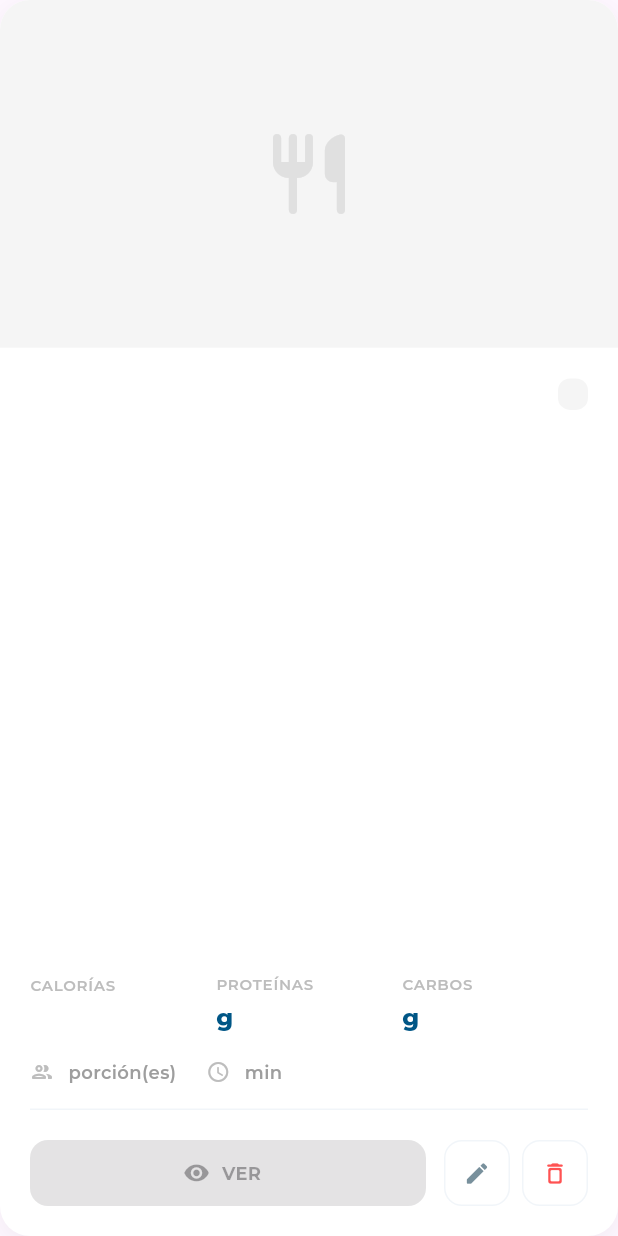
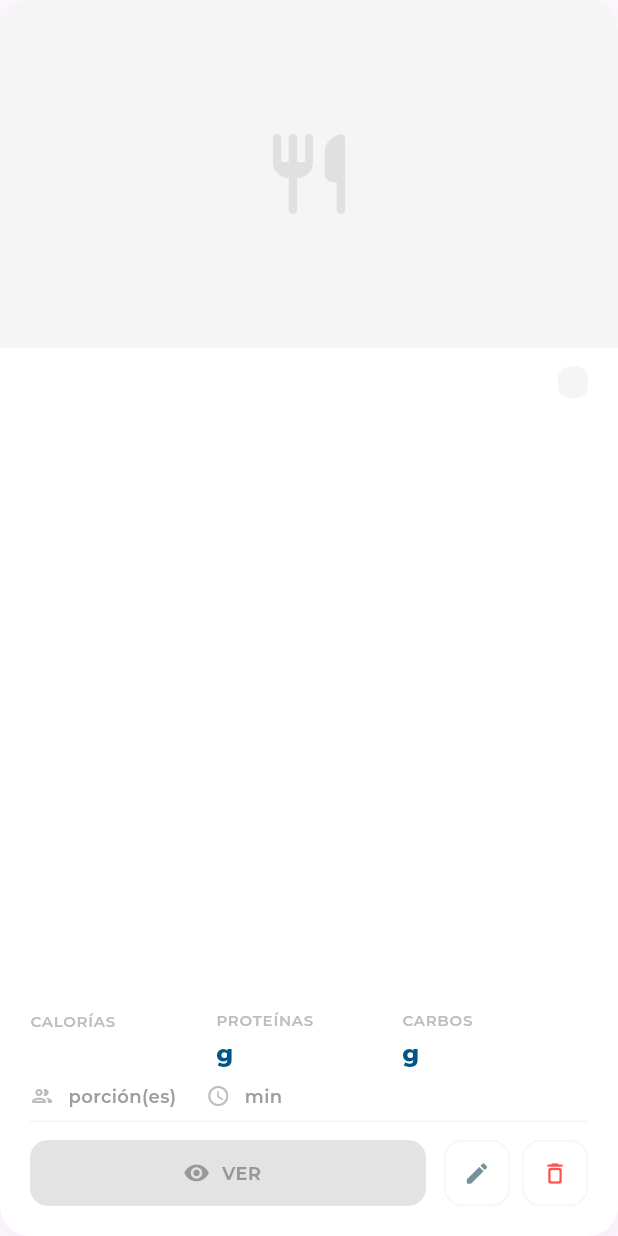
Before and after one commit to MiryamGuerrero/programatesis, a Flutter app: the RecetaCard widget shown alone on an empty page, opened directly with empty values, on a phone screen of 412 x 824 dp. Run offline on Flutter 3.47's test engine with Material 3 defaults, Android fonts, the phone set to English and light mode, and no system bars; our stand-ins replace dio, fl_chart, flutter_riverpod, google_fonts, image_picker, supabase_flutter; missing offline and left inert: dart:html; accounts and stored records are empty.

Commit message:
Ajustes en el diseño de la tarjeta de receta y mejora en la gestión del Dropdown y arreglo de editar receta

```diff
--- a/frontend/flutter_app/lib/features/nutricionista/modules/recetas/receta_form_page.dart
+++ b/frontend/flutter_app/lib/features/nutricionista/modules/recetas/receta_form_page.dart
@@ -869,13 +869,16 @@ class _RecetaFormPageState extends ConsumerState<RecetaFormPage> {
   }
 
   Widget _buildDropdown(String label, List<String> options, String value, Function(String?) onChanged) {
+    // Asegurar que value esté en options para evitar error de Dropdown
+    final effectiveValue = options.contains(value) ? value : options.first;
+
     return Column(
       crossAxisAlignment: CrossAxisAlignment.start,
       children: [
         Text(label, style: GoogleFonts.montserrat(fontSize: 12, fontWeight: FontWeight.w600, color: Colors.blueGrey)),
         const SizedBox(height: 8),
         DropdownButtonFormField<String>(
-          initialValue: value,
+          value: effectiveValue,
           items: options.map((e) => DropdownMenuItem(value: e, child: Text(e))).toList(),
           onChanged: onChanged,
           decoration: _inputStyle(''),
--- a/frontend/flutter_app/lib/features/nutricionista/modules/recetas/widgets/receta_card.dart
+++ b/frontend/flutter_app/lib/features/nutricionista/modules/recetas/widgets/receta_card.dart
@@ -39,7 +39,7 @@ class RecetaCard extends StatelessWidget {
           // Sección 2: Cuerpo de Información
           Expanded(
             child: Padding(
-              padding: const EdgeInsets.all(20.0),
+              padding: const EdgeInsets.symmetric(horizontal: 20.0, vertical: 12.0),
               child: Column(
                 crossAxisAlignment: CrossAxisAlignment.start,
                 children: [
@@ -65,7 +65,7 @@ class RecetaCard extends StatelessWidget {
                   ),
 
                   // Fila 2: Categoría
-                  const SizedBox(height: 4),
+                  const SizedBox(height: 2),
                   Text(
                     (receta['categoria'] ?? 'General').toString().toUpperCase(),
                     style: GoogleFonts.montserrat(
@@ -76,7 +76,7 @@ class RecetaCard extends StatelessWidget {
                   ),
 
                   // Fila 3: Descripción
-                  const SizedBox(height: 12),
+                  const SizedBox(height: 8),
                   Text(
                     receta['descripcion'] ?? 'Sin descripción disponible.',
                     style: GoogleFonts.montserrat(
@@ -100,7 +100,7 @@ class RecetaCard extends StatelessWidget {
                     ],
                   ),
 
-                  const SizedBox(height: 16),
+                  const SizedBox(height: 8),
 
                   // Fila 4: Metadatos de Preparación
                   Row(
@@ -117,7 +117,7 @@ class RecetaCard extends StatelessWidget {
                     ],
                   ),
 
-                  const SizedBox(height: 16),
+                  const SizedBox(height: 8),
                   const Divider(height: 1, color: Color(0xFFF1F5F9)),
                 ],
               ),
```
